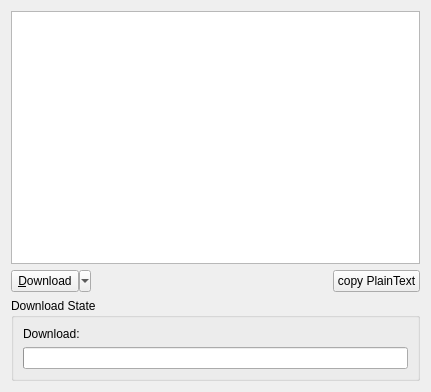
Old version of the form listview.ui in the repository top-master/GradleCopy.
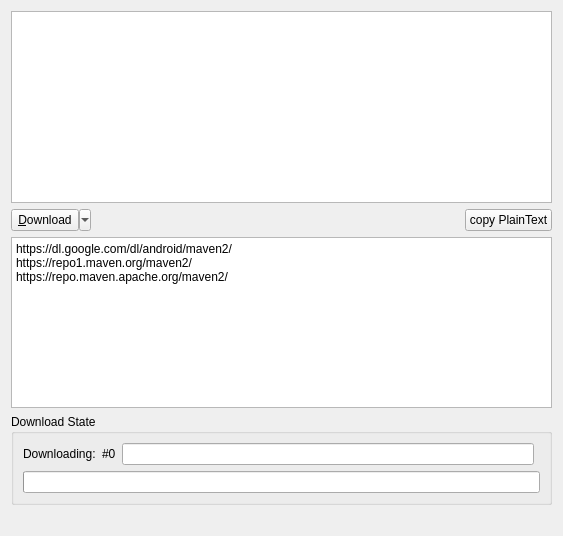
New version of the form.

Commit message: Download: Fixed and/or finished previous basic implementation

What changed in the file:
```diff
--- a/listview.ui
+++ b/listview.ui
@@ -6,14 +6,56 @@
    <rect>
     <x>0</x>
     <y>0</y>
-    <width>431</width>
-    <height>392</height>
+    <width>563</width>
+    <height>536</height>
    </rect>
   </property>
   <property name="windowTitle">
    <string>Result List-View</string>
   </property>
   <layout class="QGridLayout" name="gridLayout">
+   <item row="2" column="0" colspan="3">
+    <widget class="QPlainTextEdit" name="providerStieList">
+     <property name="sizePolicy">
+      <sizepolicy hsizetype="Expanding" vsizetype="Maximum">
+       <horstretch>0</horstretch>
+       <verstretch>0</verstretch>
+      </sizepolicy>
+     </property>
+     <property name="plainText">
+      <string>https://dl.google.com/dl/android/maven2/
+https://repo1.maven.org/maven2/
+https://repo.maven.apache.org/maven2/
+</string>
+     </property>
+    </widget>
+   </item>
+   <item row="1" column="0">
+    <widget class="QToolButton" name="downloadButton">
+     <property name="sizePolicy">
+      <sizepolicy hsizetype="Minimum" vsizetype="Minimum">
+       <horstretch>0</horstretch>
+       <verstretch>0</verstretch>
+      </sizepolicy>
+     </property>
+     <property name="text">
+      <string>&amp;Download</string>
+     </property>
+     <property name="popupMode">
+      <enum>QToolButton::MenuButtonPopup</enum>
+     </property>
+    </widget>
+   </item>
+   <item row="0" column="0" colspan="3">
+    <widget class="QListView" name="listView">
+     <property name="sizePolicy">
+      <sizepolicy hsizetype="Expanding" vsizetype="Minimum">
+       <horstretch>0</horstretch>
+       <verstretch>0</verstretch>
+      </sizepolicy>
+     </property>
+    </widget>
+   </item>
    <item row="1" column="2">
     <widget class="QPushButton" name="copyButton">
      <property name="text">
@@ -34,51 +76,61 @@
      </property>
     </spacer>
    </item>
-   <item row="0" column="0" colspan="3">
-    <widget class="QListView" name="listView"/>
-   </item>
-   <item row="2" column="0" colspan="3">
-    <widget class="QGroupBox" name="groupBox">
+   <item row="3" column="0" colspan="3">
+    <widget class="QGroupBox" name="progressGroup">
      <property name="title">
       <string>Download State</string>
      </property>
      <layout class="QGridLayout" name="gridLayout_2">
+      <item row="1" column="0" colspan="4">
+       <widget class="QProgressBar" name="progressBar"/>
+      </item>
+      <item row="0" column="1">
+       <widget class="QLabel" name="statusLeftView">
+        <property name="sizePolicy">
+         <sizepolicy hsizetype="Maximum" vsizetype="Preferred">
+          <horstretch>0</horstretch>
+          <verstretch>0</verstretch>
+         </sizepolicy>
+        </property>
+        <property name="text">
+         <string>#0</string>
+        </property>
+       </widget>
+      </item>
       <item row="0" column="0">
        <widget class="QLabel" name="statusLabel">
-        <property name="text">
-         <string>Download:</string>
-        </property>
-       </widget>
-      </item>
-      <item row="0" column="1">
-       <widget class="QLabel" name="statusView">
         <property name="sizePolicy">
-         <sizepolicy hsizetype="Expanding" vsizetype="Preferred">
+         <sizepolicy hsizetype="Maximum" vsizetype="Preferred">
           <horstretch>0</horstretch>
           <verstretch>0</verstretch>
          </sizepolicy>
         </property>
+        <property name="text">
+         <string>Downloading:</string>
+        </property>
        </widget>
       </item>
-      <item row="1" column="0" colspan="2">
-       <widget class="QProgressBar" name="progressBar"/>
+      <item row="0" column="2">
+       <widget class="QLineEdit" name="statusView">
+        <property name="readOnly">
+         <bool>true</bool>
+        </property>
+       </widget>
       </item>
      </layout>
     </widget>
    </item>
-   <item row="1" column="0">
-    <widget class="QToolButton" name="downloadButton">
-     <property name="sizePolicy">
-      <sizepolicy hsizetype="Minimum" vsizetype="Minimum">
-       <horstretch>0</horstretch>
-       <verstretch>0</verstretch>
-      </sizepolicy>
-     </property>
+   <item row="4" column="0" colspan="3">
+    <widget class="QLabel" name="usageInfo">
      <property name="text">
-      <string>&amp;Download</string>
+      <string/>
      </property>
-     <property name="popupMode">
-      <enum>QToolButton::MenuButtonPopup</enum>
+     <property name="wordWrap">
+      <bool>true</bool>
+     </property>
+     <property name="textInteractionFlags">
+      <set>Qt::LinksAccessibleByKeyboard|Qt::LinksAccessibleByMouse</set>
      </property>
     </widget>
    </item>
```
The commit also changes 26 other files.
